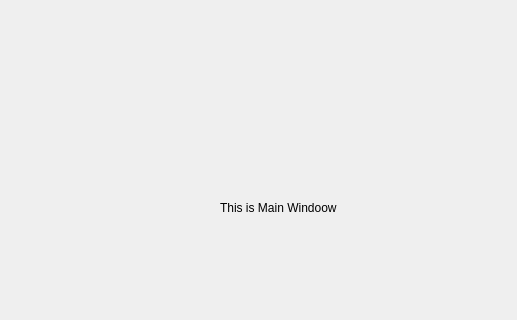
Above: HandySearch/handysearch.ui from bb33bb/HandySearch before the change; both pictures show x 0 to 517 and y 0 to 320 of the 601 by 447 pixel window. Below: the same form after it.
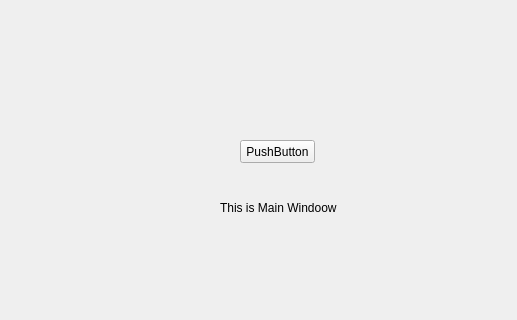
That is the form after the change.

Commit message: Put the tests in the Main GUI (Core) thread , instead of putting them in int main().

The edit to the form file:
```diff
--- a/HandySearch/handysearch.ui
+++ b/HandySearch/handysearch.ui
@@ -27,6 +27,19 @@
      <string>This is Main Windoow</string>
     </property>
    </widget>
+   <widget class="QPushButton" name="pushButton">
+    <property name="geometry">
+     <rect>
+      <x>240</x>
+      <y>140</y>
+      <width>75</width>
+      <height>23</height>
+     </rect>
+    </property>
+    <property name="text">
+     <string>PushButton</string>
+    </property>
+   </widget>
   </widget>
   <widget class="QStatusBar" name="statusBar"/>
  </widget>
```
Left out of the diff: 19 changed lines with no effect on the pictures. The commit also changes 4 other files.
